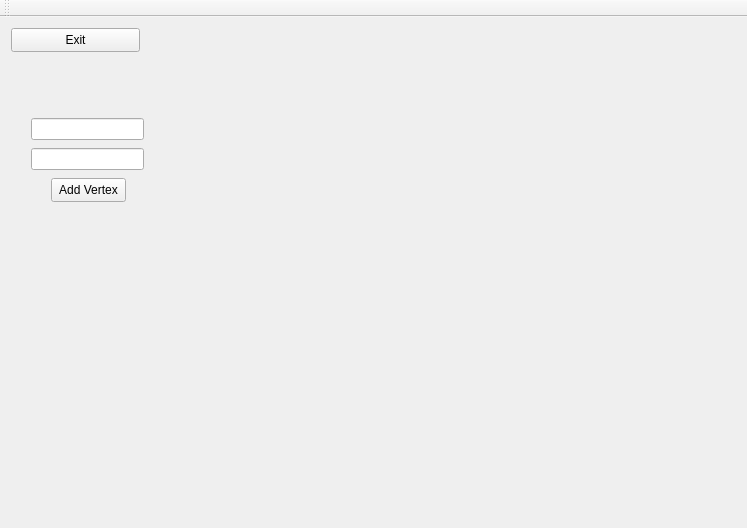
Before: the Qt Designer form mainwindow.ui in skanderzoghlami/QT-Project-Naive-and-Daulaunay-Triangulation-from-OFF-files, drawn with Qt 5.
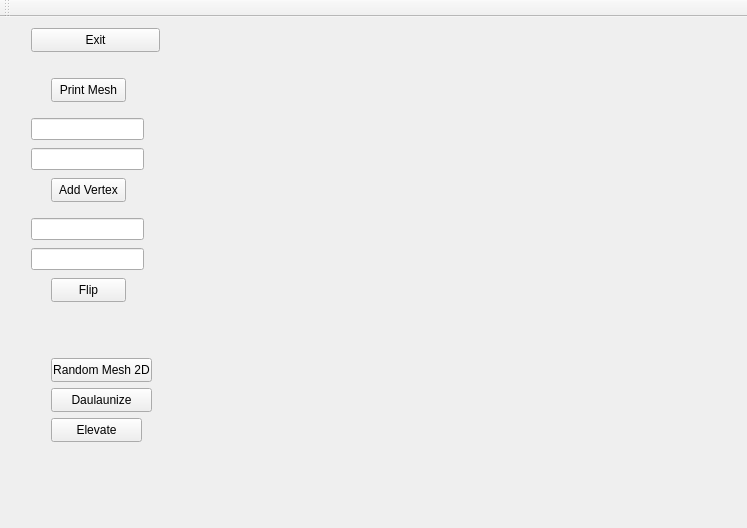
After: the same form once the commit is applied. Custom widgets are drawn as their Qt base class.

Commit message: Finish and optimise Daulaunize

Patch:
```diff
--- a/mainwindow.ui
+++ b/mainwindow.ui
@@ -26,7 +26,7 @@
       <widget class="QPushButton" name="pushButton">
        <property name="geometry">
         <rect>
-         <x>0</x>
+         <x>20</x>
          <y>0</y>
          <width>129</width>
          <height>24</height>
@@ -69,6 +69,91 @@
         </rect>
        </property>
       </widget>
+      <widget class="QPushButton" name="Daulaunize">
+       <property name="geometry">
+        <rect>
+         <x>40</x>
+         <y>360</y>
+         <width>101</width>
+         <height>24</height>
+        </rect>
+       </property>
+       <property name="text">
+        <string>Daulaunize</string>
+       </property>
+      </widget>
+      <widget class="QPushButton" name="Flip">
+       <property name="geometry">
+        <rect>
+         <x>40</x>
+         <y>250</y>
+         <width>75</width>
+         <height>24</height>
+        </rect>
+       </property>
+       <property name="text">
+        <string>Flip</string>
+       </property>
+      </widget>
+      <widget class="QLineEdit" name="summet1">
+       <property name="geometry">
+        <rect>
+         <x>20</x>
+         <y>190</y>
+         <width>113</width>
+         <height>22</height>
+        </rect>
+       </property>
+      </widget>
+      <widget class="QLineEdit" name="Summet2">
+       <property name="geometry">
+        <rect>
+         <x>20</x>
+         <y>220</y>
+         <width>113</width>
+         <height>22</height>
+        </rect>
+       </property>
+      </widget>
+      <widget class="QPushButton" name="pushButton_2">
+       <property name="geometry">
+        <rect>
+         <x>40</x>
+         <y>50</y>
+         <width>75</width>
+         <height>24</height>
+        </rect>
+       </property>
+       <property name="text">
+        <string>Print Mesh</string>
+       </property>
+      </widget>
+      <widget class="QPushButton" name="rmesh">
+       <property name="geometry">
+        <rect>
+         <x>40</x>
+         <y>330</y>
+         <width>101</width>
+         <height>24</height>
+        </rect>
+       </property>
+       <property name="text">
+        <string>Random Mesh 2D</string>
+       </property>
+      </widget>
+      <widget class="QPushButton" name="elevate">
+       <property name="geometry">
+        <rect>
+         <x>40</x>
+         <y>390</y>
+         <width>91</width>
+         <height>24</height>
+        </rect>
+       </property>
+       <property name="text">
+        <string>Elevate</string>
+       </property>
+      </widget>
      </widget>
     </item>
    </layout>
```
The commit also changes 9 other files.
